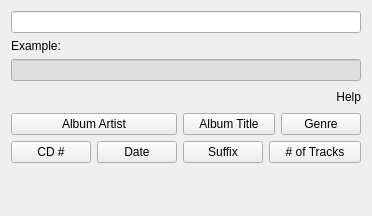
Above: dialogs/filenameschemewizardwidgetUI.ui from KDE/audex before the change. Below: the same form after it.
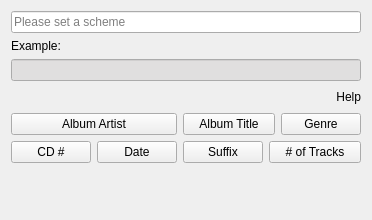
That is the form after the change. Custom widgets are drawn as their Qt base class.

Commit message: * Change profile add/edit subdialogs behaviour * Code changes for better readability in error class * Set placeholder text for scheme line edits * Fix misplaced break statements in profile model class * Set (ripping) logfile storing as profile option * Rename protocol to log in code * Replace never skip on reading erros option by skip on reading errors option * Write TOC to extraction log * Some code cleanup and consistency fixes

Patch:
```diff
--- a/dialogs/filenameschemewizardwidgetUI.ui
+++ b/dialogs/filenameschemewizardwidgetUI.ui
@@ -7,7 +7,7 @@
     <x>0</x>
     <y>0</y>
     <width>372</width>
-    <height>216</height>
+    <height>220</height>
    </rect>
   </property>
   <layout class="QGridLayout" name="gridLayout">
@@ -227,7 +227,11 @@
     </widget>
    </item>
    <item row="0" column="0" colspan="5">
-    <widget class="QLineEdit" name="qlineedit_scheme"/>
+    <widget class="QLineEdit" name="qlineedit_scheme">
+     <property name="placeholderText">
+      <string>Please set a scheme</string>
+     </property>
+    </widget>
    </item>
    <item row="5" column="1">
     <widget class="QPushButton" name="kpushbutton_date">
```
The commit also changes 44 other files.
